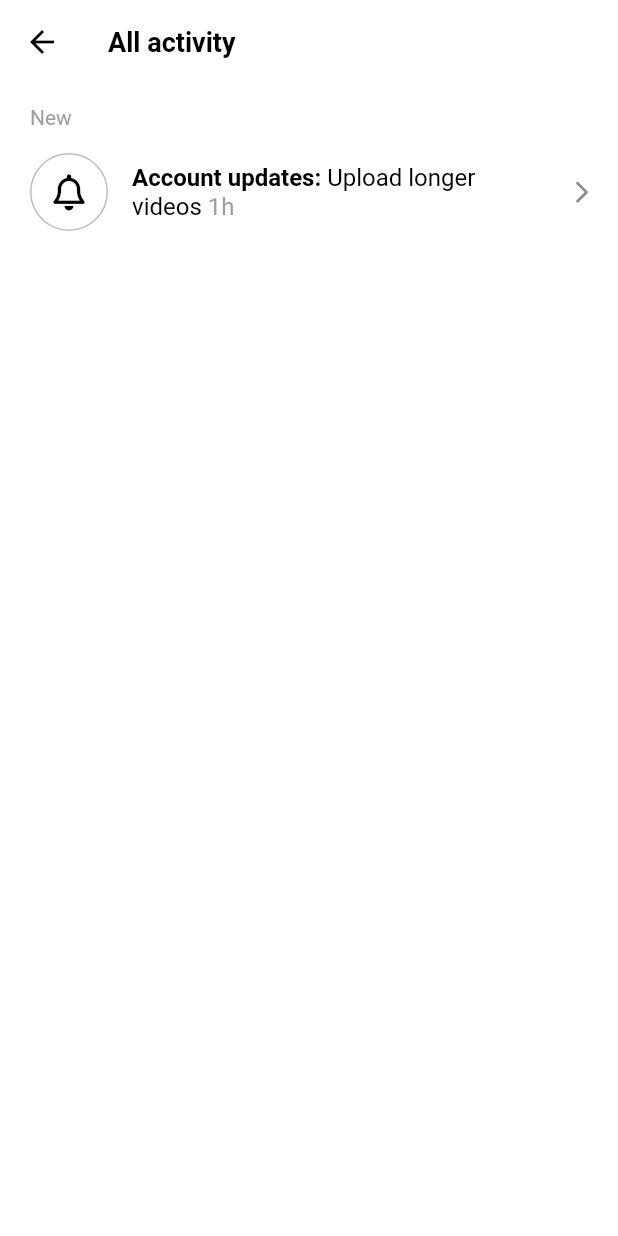
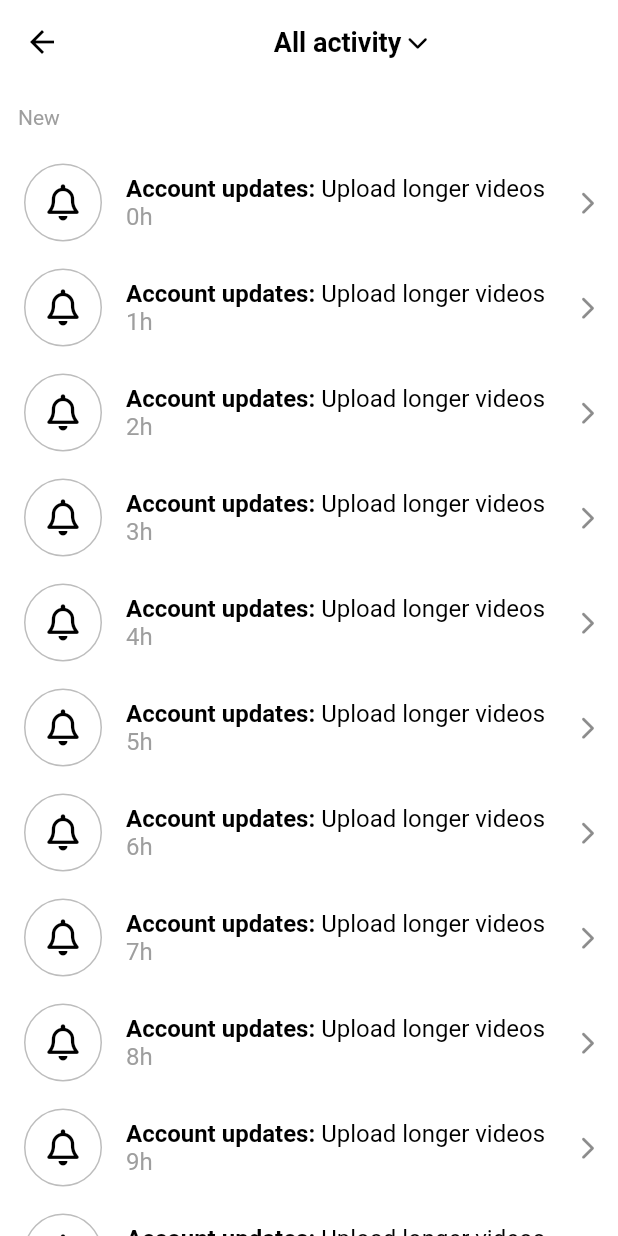
Before and after one commit to shinung-han/nomad_coders_tiktok_clone_review, a Flutter app: the ActivityScreen screen opened directly, on a phone screen of 412 x 824 dp. Run offline on Flutter 3.47's test engine with Material 2 defaults, Android fonts, the phone set to English and light mode, and no system bars; our stand-ins replace font_awesome_flutter, video_player, visibility_detector.

```diff
--- a/lib/features/discover/activity_screen.dart
+++ b/lib/features/discover/activity_screen.dart
@@ -3,29 +3,112 @@ import 'package:font_awesome_flutter/font_awesome_flutter.dart';
 import 'package:tiktok_clone_2/constants/gaps.dart';
 import 'package:tiktok_clone_2/constants/sizes.dart';
 
-class ActivityScreen extends StatelessWidget {
+class ActivityScreen extends StatefulWidget {
   const ActivityScreen({super.key});
+
+  @override
+  State<ActivityScreen> createState() => _ActivityScreenState();
+}
+
+class _ActivityScreenState extends State<ActivityScreen>
+    with SingleTickerProviderStateMixin {
+  final List<String> _notifications = List.generate(20, (index) => '${index}h');
+
+  late final AnimationController _animationController = AnimationController(
+    vsync: this,
+    duration: const Duration(milliseconds: 200),
+  );
+
+  late final Animation<double> _animation = Tween(
+    begin: 0.0,
+    end: -0.5,
+  ).animate(_animationController);
+
+  void _onDismissed(String notification) {
+    _notifications.remove(notification);
+    setState(() {});
+  }
+
+  void _onTitleTap() {
+    if (_animationController.isCompleted) {
+      _animationController.reverse();
+    } else {
+      _animationController.forward();
+    }
+  }
 
   @override
   Widget build(BuildContext context) {
     return Scaffold(
       appBar: AppBar(
-        title: const Text('All activity'),
+        title: GestureDetector(
+          onTap: _onTitleTap,
+          child: Row(
+            mainAxisAlignment: MainAxisAlignment.center,
+            children: [
+              const Text('All activity'),
+              Gaps.h4,
+              RotationTransition(
+                turns: _animation,
+                child: const FaIcon(
+                  FontAwesomeIcons.chevronDown,
+                  size: Sizes.size14,
+                ),
+              )
+            ],
+          ),
+        ),
       ),
       body: ListView(
-        padding: const EdgeInsets.symmetric(horizontal: Sizes.size20),
         children: [
           Gaps.v14,
-          Text(
+          Padding(
+            padding: const EdgeInsets.symmetric(
+              horizontal: Sizes.size12,
+            ),
+            child: Text(
               'New',
               style: TextStyle(
                 fontSize: Sizes.size14,
                 color: Colors.grey.shade500,
               ),
             ),
+          ),
           Gaps.v14,
-          ListTile(
-            contentPadding: EdgeInsets.zero,
+          for (var notification in _notifications)
+            Dismissible(
+              key: Key(notification),
+              onDismissed: (direction) => _onDismissed(notification),
+              background: Container(
+                alignment: Alignment.centerLeft,
+                color: Colors.green,
+                child: const Padding(
+                  padding: EdgeInsets.only(
+                    left: Sizes.size10,
+                  ),
+                  child: FaIcon(
+                    FontAwesomeIcons.checkDouble,
+                    color: Colors.white,
+                    size: Sizes.size32,
+                  ),
+                ),
+              ),
+              secondaryBackground: Container(
+                alignment: Alignment.centerRight,
+                color: Colors.red,
+                child: const Padding(
+                  padding: EdgeInsets.only(
+                    left: Sizes.size10,
+                  ),
+                  child: FaIcon(
+                    FontAwesomeIcons.trashCan,
+                    color: Colors.white,
+                    size: Sizes.size32,
+                  ),
+                ),
+              ),
+              child: ListTile(
+                minVerticalPadding: Sizes.size16,
                 leading: Container(
                   width: Sizes.size52,
                   decoration: BoxDecoration(
@@ -59,7 +142,7 @@ class ActivityScreen extends StatelessWidget {
                         ),
                       ),
                       TextSpan(
-                    text: ' 1h',
+                        text: ' $notification',
                         style: TextStyle(
                           fontWeight: FontWeight.normal,
                           color: Colors.grey.shade500,
@@ -73,6 +156,7 @@ class ActivityScreen extends StatelessWidget {
                   size: Sizes.size16,
                 ),
               ),
+            ),
         ],
       ),
     );
--- a/lib/main.dart
+++ b/lib/main.dart
@@ -1,6 +1,6 @@
 import 'package:flutter/material.dart';
 import 'package:tiktok_clone_2/constants/sizes.dart';
-import 'package:tiktok_clone_2/features/main_navigation/main_navigation_screen.dart';
+import 'package:tiktok_clone_2/features/discover/activity_screen.dart';
 
 void main() {
   runApp(
@@ -37,7 +37,7 @@ class TikTokApp extends StatelessWidget {
         ),
         // useMaterial3: true,
       ),
-      home: const MainNavigationScreen(),
+      home: const ActivityScreen(),
     );
   }
 }
```
Also changed, not shown: 1 other file. Lines whose indentation alone changed are shown as unchanged.
